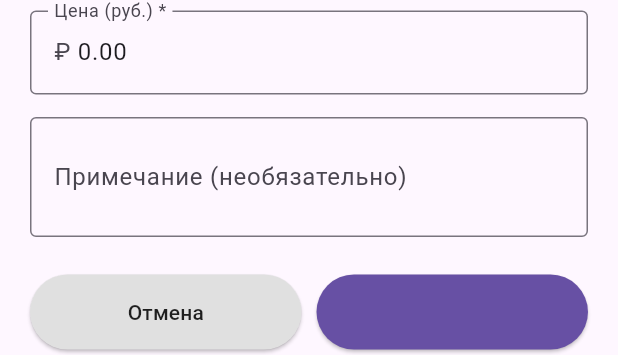
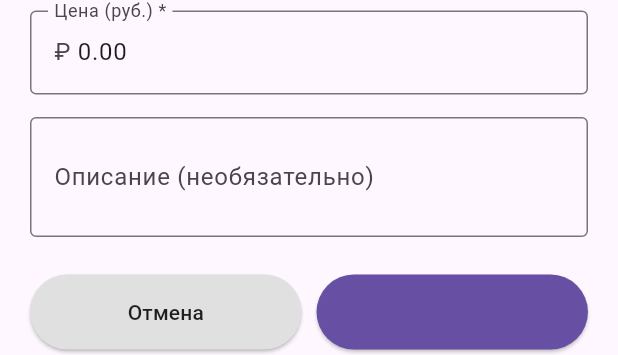
Before and after one commit to andersen-123/ceiling_crm, a Flutter app: the EditPositionModal widget shown alone on an empty page, opened directly, after a tap on "Добавить", on a phone screen of 412 x 824 dp. Shown: the part 306-661 px from the top of the screen. Run offline on Flutter 3.47's test engine with Material 3 defaults, Android fonts, the phone set to English and light mode, and no system bars; our stand-ins replace charts_flutter, go_router, pdf, printing, share_plus, sqflite; missing offline and left inert: excel; accounts and stored records are empty.

Commit message:
Update edit_position_modal.dart
полная версия

```diff
--- a/lib/screens/edit_position_modal.dart
+++ b/lib/screens/edit_position_modal.dart
@@ -7,14 +7,14 @@ class EditPositionModal extends StatefulWidget {
   final bool isEditing;
 
   const EditPositionModal({
-    Key? key,
+    super.key,
     this.initialItem,
     required this.onSave,
     this.isEditing = false,
-  }) : super(key: key);
+  });
 
   @override
-  _EditPositionModalState createState() => _EditPositionModalState();
+  State<EditPositionModal> createState() => _EditPositionModalState();
 }
 
 class _EditPositionModalState extends State<EditPositionModal> {
@@ -22,7 +22,7 @@ class _EditPositionModalState extends State<EditPositionModal> {
   late TextEditingController _quantityController;
   late TextEditingController _unitController;
   late TextEditingController _priceController;
-  late TextEditingController _noteController;
+  late TextEditingController _descriptionController;
 
   final List<String> _units = ['шт.', 'м²', 'м.п.', 'компл.', 'набор'];
   String _selectedUnit = 'шт.';
@@ -39,7 +39,7 @@ class _EditPositionModalState extends State<EditPositionModal> {
     _priceController = TextEditingController(
       text: widget.initialItem?.price.toStringAsFixed(2) ?? '0.00'
     );
-    _noteController = TextEditingController(text: widget.initialItem?.note ?? '');
+    _descriptionController = TextEditingController(text: widget.initialItem?.description ?? '');
 
     _selectedUnit = widget.initialItem?.unit ?? 'шт.';
   }
@@ -50,7 +50,7 @@ class _EditPositionModalState extends State<EditPositionModal> {
     _quantityController.dispose();
     _unitController.dispose();
     _priceController.dispose();
-    _noteController.dispose();
+    _descriptionController.dispose();
     super.dispose();
   }
 
@@ -73,7 +73,7 @@ class _EditPositionModalState extends State<EditPositionModal> {
       return;
     }
 
-    final note = _noteController.text.trim();
+    final description = _descriptionController.text.trim();
 
     final item = LineItem(
       id: widget.initialItem?.id ?? 0,
@@ -81,7 +81,7 @@ class _EditPositionModalState extends State<EditPositionModal> {
       quantity: quantity,
       unit: _selectedUnit,
       price: price,
-      note: note,
+      description: description,
     );
 
     widget.onSave(item);
@@ -104,19 +104,19 @@ class _EditPositionModalState extends State<EditPositionModal> {
         bottom: MediaQuery.of(context).viewInsets.bottom,
       ),
       child: Container(
-        padding: EdgeInsets.all(20),
+        padding: const EdgeInsets.all(20),
         child: Column(
           mainAxisSize: MainAxisSize.min,
           children: [
             Text(
               widget.isEditing ? 'Редактировать позицию' : 'Добавить позицию',
-              style: TextStyle(fontSize: 20, fontWeight: FontWeight.bold),
+              style: const TextStyle(fontSize: 20, fontWeight: FontWeight.bold),
             ),
-            SizedBox(height: 20),
+            const SizedBox(height: 20),
 
             TextFormField(
               controller: _nameController,
-              decoration: InputDecoration(
+              decoration: const InputDecoration(
                 labelText: 'Название позиции *',
                 border: OutlineInputBorder(),
                 hintText: 'Введите название',
@@ -124,14 +124,14 @@ class _EditPositionModalState extends State<EditPositionModal> {
               textInputAction: TextInputAction.next,
               autofocus: true,
             ),
-            SizedBox(height: 15),
+            const SizedBox(height: 15),
 
             Row(
               children: [
                 Expanded(
                   child: TextFormField(
                     controller: _quantityController,
-                    decoration: InputDecoration(
+                    decoration: const InputDecoration(
                       labelText: 'Количество *',
                       border: OutlineInputBorder(),
                       hintText: '1.00',
@@ -140,11 +140,11 @@ class _EditPositionModalState extends State<EditPositionModal> {
                     textInputAction: TextInputAction.next,
                   ),
                 ),
-                SizedBox(width: 10),
+                const SizedBox(width: 10),
                 Expanded(
                   child: DropdownButtonFormField<String>(
                     value: _selectedUnit,
-                    decoration: InputDecoration(
+                    decoration: const InputDecoration(
                       labelText: 'Единица',
                       border: OutlineInputBorder(),
                     ),
@@ -163,11 +163,11 @@ class _EditPositionModalState extends State<EditPositionModal> {
                 ),
               ],
             ),
-            SizedBox(height: 15),
+            const SizedBox(height: 15),
 
             TextFormField(
               controller: _priceController,
-              decoration: InputDecoration(
+              decoration: const InputDecoration(
                 labelText: 'Цена (руб.) *',
                 border: OutlineInputBorder(),
                 prefixText: '₽ ',
@@ -176,19 +176,19 @@ class _EditPositionModalState extends State<EditPositionModal> {
               keyboardType: TextInputType.numberWithOptions(decimal: true),
               textInputAction: TextInputAction.next,
             ),
-            SizedBox(height: 15),
+            const SizedBox(height: 15),
 
             TextFormField(
-              controller: _noteController,
-              decoration: InputDecoration(
-                labelText: 'Примечание (необязательно)',
+              controller: _descriptionController,
+              decoration: const InputDecoration(
+                labelText: 'Описание (необязательно)',
                 border: OutlineInputBorder(),
                 hintText: 'Дополнительная информация',
               ),
               maxLines: 2,
               textInputAction: TextInputAction.done,
             ),
-            SizedBox(height: 25),
+            const SizedBox(height: 25),
 
             Row(
               children: [
@@ -197,18 +197,18 @@ class _EditPositionModalState extends State<EditPositionModal> {
                     onPressed: () => Navigator.of(context).pop(),
                     style: ElevatedButton.styleFrom(
                       backgroundColor: Colors.grey[300],
-                      padding: EdgeInsets.symmetric(vertical: 15),
+                      padding: const EdgeInsets.symmetric(vertical: 15),
                     ),
-                    child: Text('Отмена', style: TextStyle(color: Colors.black87)),
+                    child: const Text('Отмена', style: TextStyle(color: Colors.black87)),
                   ),
                 ),
-                SizedBox(width: 10),
+                const SizedBox(width: 10),
                 Expanded(
                   child: ElevatedButton(
                     onPressed: _savePosition,
                     style: ElevatedButton.styleFrom(
                       backgroundColor: Theme.of(context).primaryColor,
-                      padding: EdgeInsets.symmetric(vertical: 15),
+                      padding: const EdgeInsets.symmetric(vertical: 15),
                     ),
                     child: Text(widget.isEditing ? 'Сохранить' : 'Добавить'),
                   ),
```
